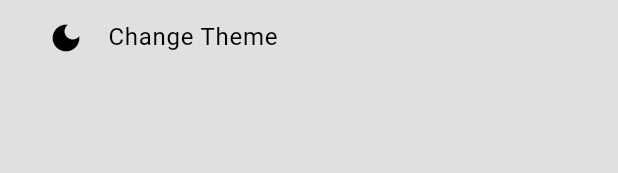
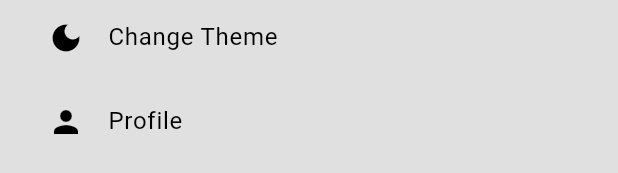
Before and after one commit to MoEhab74/mitch_E-Commerce, a Flutter app: the DrawerBody widget shown alone on an empty page, opened directly, on a phone screen of 412 x 824 dp. Shown: the part 474-647 px from the top of the screen. Run offline on Flutter 3.47's test engine with Material 3 defaults, Android fonts, the phone set to English and light mode, and no system bars; our stand-ins replace dio, flutter_bloc; network calls fail.

Commit message:
Add profile to the drawer body

```diff
--- a/lib/components/drawer_body.dart
+++ b/lib/components/drawer_body.dart
@@ -47,6 +47,15 @@ class DrawerBody extends StatelessWidget {
             Provider.of<ThemeProvider>(context, listen: false).toggleTheme();
           },
         ),
+          // profile
+        MyListTile(
+          icon: Icons.person,
+          title: 'Profile',
+          onTap: () {
+            // Close the drawer
+            Navigator.of(context).pop();
+          },
+        ),
       ],
     );
     // Change theme button
--- a/lib/components/shop_page_products.dart
+++ b/lib/components/shop_page_products.dart
@@ -50,7 +50,7 @@ class _ShopPageProductsState extends State<ShopPageProducts> {
             }
           }
           return Padding(
-            padding: const EdgeInsets.symmetric(horizontal: 8),
+            padding: const EdgeInsets.symmetric(horizontal: 8, vertical: 8),
             child: ProductsBuilder(
               products: state.products,
               cubitFunction: context.read<CartCubit>().addToCart,
```
